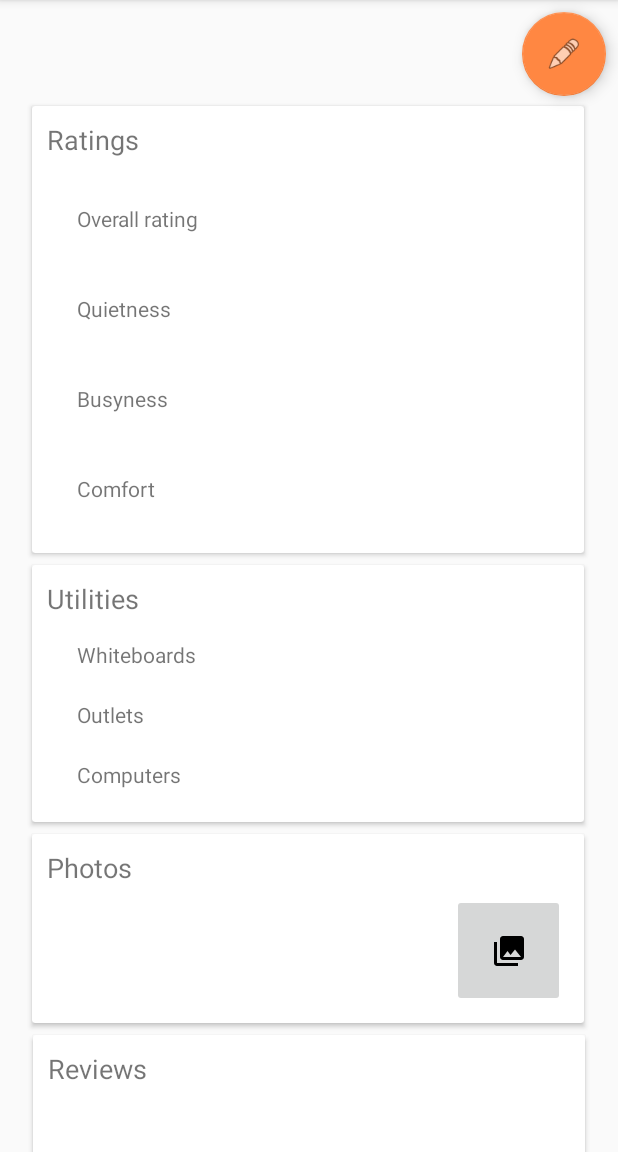
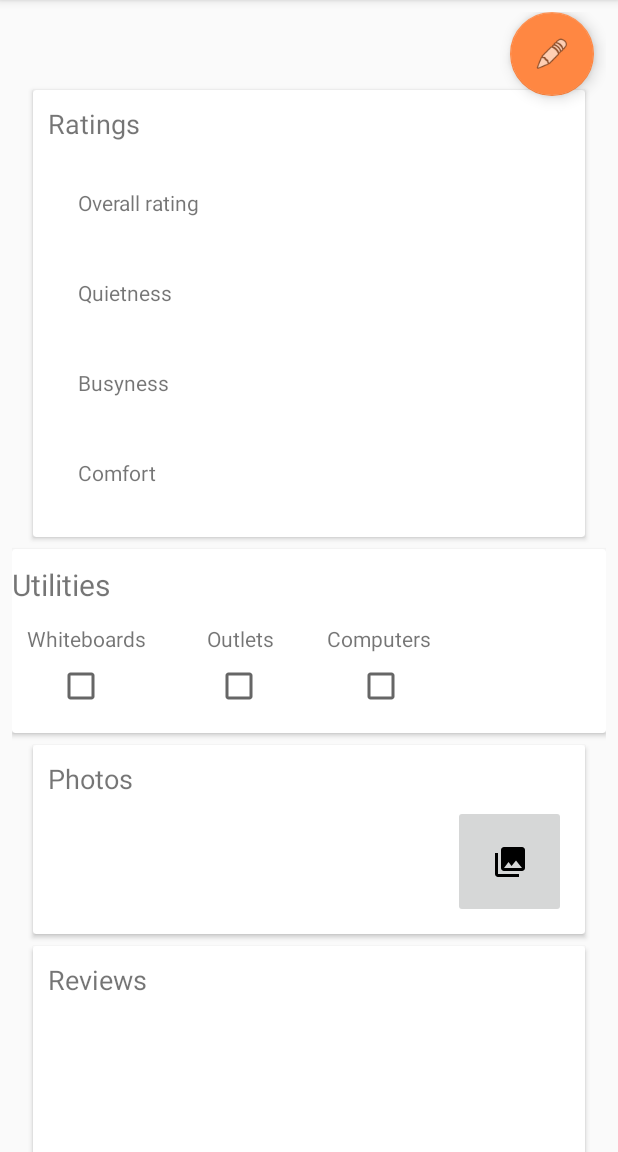
Before and after one commit to SpacesAppSoftwareEngineeringTeam/Spaces, an Android app: the SpacePageActivity screen opened directly, with no data from a screen before it, on a phone screen of 412 x 824 dp, the part 84-1236 px from its top. Run offline under Robolectric (Android 15) with nearby library versions, the phone set to English and light mode, and no system bars; our stand-ins replace Firebase (no records; nobody signed in at launch, a user with empty details on screens opened directly); libraries missing offline, so code that uses them is left out: com.karumi.dexter, com.leinardi.android.

Commit message:
display utilities information on space page

```diff
--- a/app/src/main/java/com/example/spaces/spaces/SpacePageActivity.java
+++ b/app/src/main/java/com/example/spaces/spaces/SpacePageActivity.java
@@ -32,6 +32,7 @@ import android.support.v7.widget.RecyclerView;
 import android.view.LayoutInflater;
 import android.view.View;
 import android.view.ViewGroup;
+import android.widget.CheckBox;
 import android.widget.TextView;
 import android.support.v7.widget.CardView;
 import android.widget.ImageView;
@@ -69,6 +70,11 @@ public class SpacePageActivity extends BaseActivity {
     // Space reviews layout information
     private CardView reviewsCard;
     private TextView reviewsTitle;
+
+    // Space utilities information
+    private CheckBox outletsBox;
+    private CheckBox whiteboardsBox;
+    private CheckBox computersBox;
 
     // Space ratings layout information
     private CardView ratingsCard;
@@ -152,7 +158,7 @@ public class SpacePageActivity extends BaseActivity {
         seeMorePhotos.setOnClickListener(new View.OnClickListener() {
             @Override
             public void onClick(View view) {
-                start(GalleryActivity.class);
+                start(GalleryActivity.class, "name", locationName);
             }
         });
 
@@ -165,6 +171,10 @@ public class SpacePageActivity extends BaseActivity {
         quietnessValue.setText(Double.toString(location.getQuietnessAvg()));
         busynessValue.setText(Double.toString(location.getBusynessAvg()));
         comfortValue.setText(Double.toString(location.getComfortAvg()));
+        outletsBox.setChecked(location.getOutletAvg() > 0.5);
+        whiteboardsBox.setChecked(location.getWhiteboardAvg() > 0.5);
+        computersBox.setChecked(location.getComputerAvg() > 0.5);
+
     }
 
     private void specifyThumbs(StudyLocation location, DataSnapshot snapshot) {
@@ -249,6 +259,9 @@ public class SpacePageActivity extends BaseActivity {
         quietnessValue = findViewById(R.id.quietnessValue);
         busynessValue = findViewById(R.id.busynessValue);
         comfortValue = findViewById(R.id.comfortValue);
+        outletsBox = findViewById(R.id.outlets_checkbox);
+        whiteboardsBox = findViewById(R.id.whiteboards_checkbox);
+        computersBox = findViewById(R.id.computers_checkbox);
     }
 
 }
--- a/app/src/main/res/layout/add_review.xml
+++ b/app/src/main/res/layout/add_review.xml
@@ -179,7 +179,6 @@
                 android:layout_height="wrap_content"
                 android:layout_marginLeft="230dp"
                 android:layout_marginTop="75dp" />
-
         </android.support.v7.widget.CardView>
 
         <android.support.v7.widget.CardView
--- a/app/src/main/res/layout/space_page.xml
+++ b/app/src/main/res/layout/space_page.xml
@@ -9,16 +9,20 @@
     <android.support.constraint.ConstraintLayout xmlns:app="http://schemas.android.com/apk/res-auto"
         xmlns:tools="http://schemas.android.com/tools"
         android:layout_width="match_parent"
-        android:layout_height="match_parent">
+        android:layout_height="match_parent"
+        android:layout_marginRight="8dp"
+        android:layout_marginStart="8dp"
+        android:layout_marginEnd="8dp"
+        android:layout_marginBottom="8dp"
+        android:layout_marginTop="8dp">
 
         <TextView
             android:id="@+id/spaceName"
             android:layout_width="304dp"
             android:layout_height="46dp"
+            android:layout_marginStart="8dp"
             android:layout_marginEnd="8dp"
-            android:layout_marginRight="8dp"
-            android:layout_marginStart="8dp"
-            android:layout_marginTop="8dp"
+            android:layout_marginBottom="8dp"
             android:textSize="30sp"
             app:layout_constraintEnd_toStartOf="@+id/fab"
             app:layout_constraintHorizontal_bias="0.0"
@@ -29,14 +33,15 @@
             android:id="@+id/photosCard"
             android:layout_width="368dp"
             android:layout_height="126dp"
+            android:layout_marginStart="8dp"
             android:layout_marginEnd="8dp"
-            android:layout_marginStart="8dp"
+            android:layout_marginBottom="8dp"
+            android:layout_marginTop="8dp"
             app:layout_constraintBottom_toTopOf="@id/reviewsCard"
             app:layout_constraintEnd_toEndOf="parent"
             app:layout_constraintHorizontal_bias="0.481"
             app:layout_constraintStart_toStartOf="parent"
             app:layout_constraintTop_toBottomOf="@id/utilityCard">
-
             <TextView
                 android:id="@+id/photosTitle"
                 android:layout_width="wrap_content"
@@ -45,7 +50,6 @@
                 android:layout_marginTop="10dp"
                 android:text="Photos"
                 android:textSize="18sp" />
-
             <ImageView
                 android:id="@+id/thumb1"
                 android:layout_width="75dp"
@@ -53,7 +57,6 @@
                 android:layout_marginBottom="10dp"
                 android:layout_marginLeft="10dp"
                 android:layout_marginTop="40dp" />
-
             <ImageView
                 android:id="@+id/thumb2"
                 android:layout_width="75dp"
@@ -61,7 +64,6 @@
                 android:layout_marginBottom="10dp"
                 android:layout_marginLeft="100dp"
                 android:layout_marginTop="40dp" />
-
             <ImageView
                 android:id="@+id/thumb3"
                 android:layout_width="75dp"
@@ -69,7 +71,6 @@
                 android:layout_marginBottom="10dp"
                 android:layout_marginLeft="190dp"
                 android:layout_marginTop="40dp" />
-
             <ImageButton
                 android:id="@+id/seeMorePhotos"
                 android:layout_width="75dp"
@@ -78,22 +79,19 @@
                 android:layout_marginLeft="280dp"
                 android:layout_marginTop="40dp"
                 app:srcCompat="@drawable/ic_menu_gallery" />
-
         </android.support.v7.widget.CardView>
 
         <android.support.v7.widget.CardView
             android:id="@+id/reviewsCard"
             android:layout_width="368dp"
             android:layout_height="361dp"
+            android:layout_marginStart="8dp"
+            android:layout_marginEnd="8dp"
             android:layout_marginBottom="8dp"
-            android:layout_marginEnd="8dp"
-            android:layout_marginStart="8dp"
-            android:layout_marginTop="8dp"
             app:layout_constraintBottom_toBottomOf="parent"
             app:layout_constraintEnd_toEndOf="parent"
             app:layout_constraintStart_toStartOf="parent"
             app:layout_constraintTop_toBottomOf="@+id/photosCard">
-
             <TextView
                 android:id="@+id/reviewsTitle"
                 android:layout_width="wrap_content"
@@ -102,25 +100,21 @@
                 android:layout_marginTop="10dp"
                 android:text="Reviews"
                 android:textSize="18sp" />
-
-
         </android.support.v7.widget.CardView>
 
         <android.support.v7.widget.CardView
             android:id="@+id/ratingsCard"
             android:layout_width="368dp"
             android:layout_height="298dp"
+            android:layout_marginStart="8dp"
+            android:layout_marginEnd="8dp"
             android:layout_marginBottom="8dp"
-            android:layout_marginEnd="8dp"
-            android:layout_marginStart="8dp"
-            android:layout_marginTop="8dp"
             app:layout_constraintBottom_toTopOf="@+id/photosCard"
             app:layout_constraintEnd_toEndOf="parent"
             app:layout_constraintHorizontal_bias="0.481"
             app:layout_constraintStart_toStartOf="parent"
             app:layout_constraintTop_toBottomOf="@+id/spaceName"
             app:layout_constraintVertical_bias="0.045">
-
             <TextView
                 android:id="@+id/ratingsTitle"
                 android:layout_width="wrap_content"
@@ -129,7 +123,6 @@
                 android:layout_marginTop="10dp"
                 android:text="Ratings"
                 android:textSize="18sp" />
-
             <TextView
                 android:id="@+id/overallTitle"
                 android:layout_width="wrap_content"
@@ -137,7 +130,6 @@
                 android:layout_marginLeft="30dp"
                 android:layout_marginTop="65dp"
                 android:text="Overall rating" />
-
             <TextView
                 android:id="@+id/quietnessTitle"
                 android:layout_width="wrap_content"
@@ -145,7 +137,6 @@
                 android:layout_marginLeft="30dp"
                 android:layout_marginTop="125dp"
                 android:text="Quietness" />
-
             <TextView
                 android:id="@+id/busynessTitle"
                 android:layout_width="wrap_content"
@@ -153,7 +144,6 @@
                 android:layout_marginLeft="30dp"
                 android:layout_marginTop="185dp"
                 android:text="Busyness" />
-
             <TextView
                 android:id="@+id/comfortTitle"
                 android:layout_width="wrap_content"
@@ -161,37 +151,94 @@
                 android:layout_marginLeft="30dp"
                 android:layout_marginTop="245dp"
                 android:text="Comfort" />
-
             <TextView
                 android:id="@+id/overallValue"
                 android:layout_width="wrap_content"
                 android:layout_height="wrap_content"
                 android:layout_marginLeft="200dp"
                 android:layout_marginTop="65dp" />
-
             <TextView
                 android:id="@+id/quietnessValue"
                 android:layout_width="wrap_content"
                 android:layout_height="wrap_content"
                 android:layout_marginLeft="200dp"
                 android:layout_marginTop="125dp" />
-
             <TextView
                 android:id="@+id/busynessValue"
                 android:layout_width="wrap_content"
                 android:layout_height="wrap_content"
                 android:layout_marginLeft="200dp"
                 android:layout_marginTop="185dp" />
-
             <TextView
                 android:id="@+id/comfortValue"
                 android:layout_width="wrap_content"
                 android:layout_height="wrap_content"
                 android:layout_marginLeft="200dp"
                 android:layout_marginTop="245dp" />
-
         </android.support.v7.widget.CardView>
 
+        <android.support.v7.widget.CardView
+            android:id="@+id/utilityCard"
+            android:layout_width="match_parent"
+            android:layout_height="wrap_content"
+            android:layout_marginBottom="8dp"
+            android:layout_marginTop="8dp"
+            app:layout_constraintEnd_toEndOf="parent"
+            app:layout_constraintStart_toStartOf="parent"
+            app:layout_constraintTop_toBottomOf="@+id/ratingsCard">
+            <TextView
+                android:id="@+id/utilities_title"
+                android:layout_width="wrap_content"
+                android:layout_height="wrap_content"
+                android:layout_marginTop="10dp"
+                android:text="Utilities"
+                android:textSize="9pt" />
+            <TextView
+                android:id="@+id/whiteboards_text"
+                android:layout_width="wrap_content"
+                android:layout_height="wrap_content"
+                android:layout_marginLeft="10dp"
+                android:layout_marginTop="50dp"
+                android:text="Whiteboards" />
+            <CheckBox
+                android:id="@+id/whiteboards_checkbox"
+                android:clickable="false"
+                android:layout_width="wrap_content"
+                android:layout_height="wrap_content"
+                android:layout_marginLeft="30dp"
+                android:layout_marginTop="75dp"
+                android:layout_marginBottom="15dp"/>
+            <TextView
+                android:id="@+id/outlets_text"
+                android:layout_width="wrap_content"
+                android:layout_height="wrap_content"
+                android:layout_marginLeft="130dp"
+                android:layout_marginTop="50dp"
+                android:text="Outlets" />
+            <CheckBox
+                android:id="@+id/outlets_checkbox"
+                android:clickable="false"
+                android:layout_width="wrap_content"
+                android:layout_height="wrap_content"
+                android:layout_marginLeft="135dp"
+                android:layout_marginTop="75dp" />
+            <TextView
+                android:id="@+id/computers_text"
+                android:layout_width="wrap_content"
+                android:layout_height="wrap_content"
+                android:layout_marginLeft="210dp"
+                android:layout_marginTop="50dp"
+                android:text="Computers" />
+            <CheckBox
+                android:id="@+id/computers_checkbox"
+                android:clickable="false"
+                android:layout_width="wrap_content"
+                android:layout_height="wrap_content"
+                android:layout_marginLeft="230dp"
+                android:layout_marginTop="75dp" />
+        </android.support.v7.widget.CardView>
+
+        <!--
         <android.support.v7.widget.CardView
             android:id="@+id/utilityCard"
             android:layout_width="368dp"
@@ -215,7 +262,6 @@
                 android:layout_marginTop="10dp"
                 android:text="Utilities"
                 android:textSize="18sp" />
-
             <TextView
                 android:id="@+id/whiteboardsTitle"
                 android:layout_width="wrap_content"
@@ -223,7 +269,12 @@
                 android:layout_marginLeft="30dp"
                 android:layout_marginTop="50dp"
                 android:text="Whiteboards" />
-
+            <CheckBox
+                android:id="@+id/review_whiteboard_checkbox"
+                android:layout_width="wrap_content"
+                android:layout_height="wrap_content"
+                android:layout_marginLeft="30dp"
+                android:layout_marginTop="75dp" />
             <TextView
                 android:id="@+id/computersTitle"
                 android:layout_width="wrap_content"
@@ -231,7 +282,6 @@
                 android:layout_marginLeft="30dp"
                 android:layout_marginTop="130dp"
                 android:text="Computers" />
-
             <TextView
                 android:id="@+id/outletsTitle"
                 android:layout_width="wrap_content"
@@ -239,16 +289,16 @@
                 android:layout_marginLeft="30dp"
                 android:layout_marginTop="90dp"
                 android:text="Outlets" />
-
         </android.support.v7.widget.CardView>
+        -->
 
         <android.support.design.widget.FloatingActionButton
             android:id="@+id/fab"
             android:layout_width="wrap_content"
             android:layout_height="wrap_content"
+            android:layout_marginStart="8dp"
             android:layout_marginEnd="8dp"
-            android:layout_marginRight="8dp"
-            android:layout_marginTop="8dp"
+            android:layout_marginBottom="8dp"
             android:clickable="true"
             app:layout_constraintEnd_toEndOf="parent"
             app:layout_constraintTop_toTopOf="parent"
```
